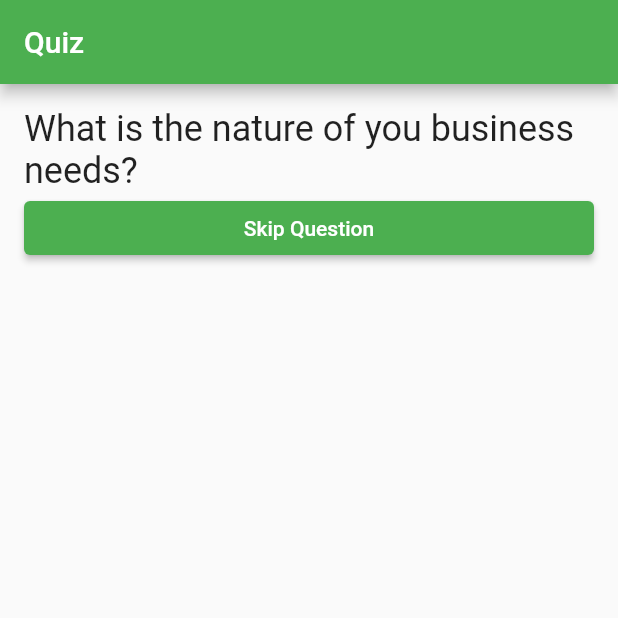
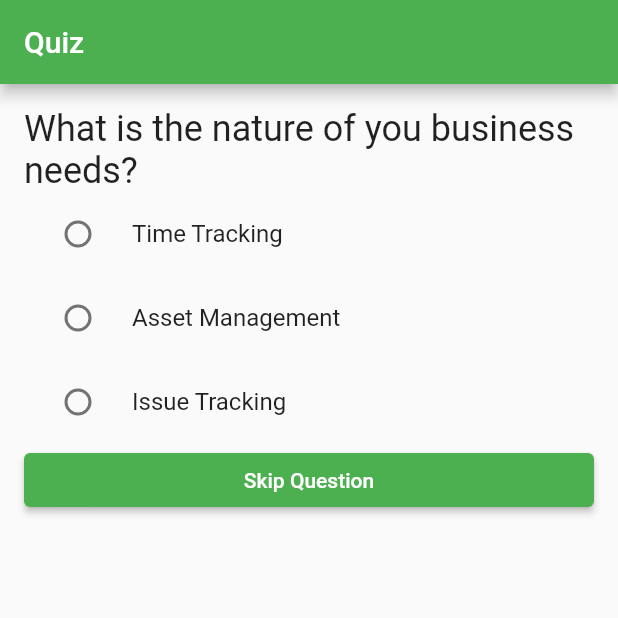
Before and after one commit to Rosellinda/Flutter_Projects, a Flutter app: the screen it shows after launch, on a phone screen of 412 x 824 dp, the top half of it. Run offline on Flutter 3.47's test engine with Material 2 defaults, Android fonts, the phone set to English and light mode, and no system bars.

Commit message:
Adding destructure and adding body_questions file

```diff
--- /dev/null
+++ b/quiz_app/lib/answer_button.dart
@@ -0,0 +1,23 @@
+import 'package:flutter/material.dart';
+
+class AnswerButton extends StatelessWidget {
+    final String text;
+    final Function nextQuestion;
+
+    AnswerButton({
+        this.text,
+        this.nextQuestion
+    });
+
+    @override
+    Widget build(BuildContext context) {
+        return RadioListTile<String>(
+            title: Text(text),
+            value: text,
+            groupValue: null,
+            onChanged: (value) {
+
+            }
+        );
+    }
+}
--- a/quiz_app/lib/body_questions.dart
+++ b/quiz_app/lib/body_questions.dart
@@ -0,0 +1,53 @@
+import 'package:flutter/material.dart';
+import 'answer_button.dart';
+
+
+class BodyQuestions extends StatelessWidget {
+    final questions;
+    final int questionIdx;
+    final Function() nextQuestion;
+
+    BodyQuestions({
+        this.questions,
+        this.questionIdx,
+        this.nextQuestion
+    });
+
+    @override
+    Widget build(BuildContext context) {
+        Widget questionText = Text(
+            questions[questionIdx]['question'].toString(),
+            style: TextStyle(
+                fontSize: 24.0
+            )
+        );
+
+        var options = questions[questionIdx]['options'] as List<String>;
+
+        var answerOptions = options.map((String option) {
+            return AnswerButton(text: option, nextQuestion: nextQuestion);
+        });
+
+        return Container(
+            width: double.infinity,
+            padding: EdgeInsets.all(16),
+            child: Column(
+                crossAxisAlignment: CrossAxisAlignment.start,
+                children: [
+                    questionText,
+                    ...answerOptions,
+                    Container(
+                        width: double.infinity,
+                        child: ElevatedButton(
+                            child: Text('Skip Question'),
+                            onPressed: nextQuestion,
+                            style: ElevatedButton.styleFrom(
+                                primary: Colors.green
+                            )
+                        )
+                    )
+                ]
+            )
+        );
+    }
+}
--- a/quiz_app/lib/main.dart
+++ b/quiz_app/lib/main.dart
@@ -1,4 +1,5 @@
 import 'package:flutter/material.dart';
+import 'body_questions.dart';
 
 void main() {
   runApp(App());
@@ -38,39 +39,16 @@ class AppState extends State<App>{
 
     @override
     Widget build(BuildContext context) {
-        Widget questionText = Text(
-            questions[questionIdx]['question'].toString(),
-            style: TextStyle(
-                fontSize: 24.0
-            )
-        );
 
-        Container body = Container(
-            width: double.infinity,
-            padding: EdgeInsets.all(16),
-            child: Column(
-                crossAxisAlignment: CrossAxisAlignment.start,
-                children: [
-                    questionText,
-                    Container(
-                        width: double.infinity,
-                        child: ElevatedButton(
-                            child: Text('Skip Question'),
-                            onPressed: nextQuestion,
-                            style: ElevatedButton.styleFrom(
-                                primary: Colors.green
-                            )
-                        )
-                    )
-                ]
-            )
-        );
+        var bodyQuestions = BodyQuestions(questions: questions, questionIdx: questionIdx, nextQuestion: nextQuestion);
+
+
         Scaffold homepage = Scaffold(
             appBar: AppBar(
                 title: Text('Quiz'),
                 backgroundColor: Colors.green,
             ),
-            body: body
+            body: bodyQuestions
         );
         return MaterialApp(
             home: homepage
```
